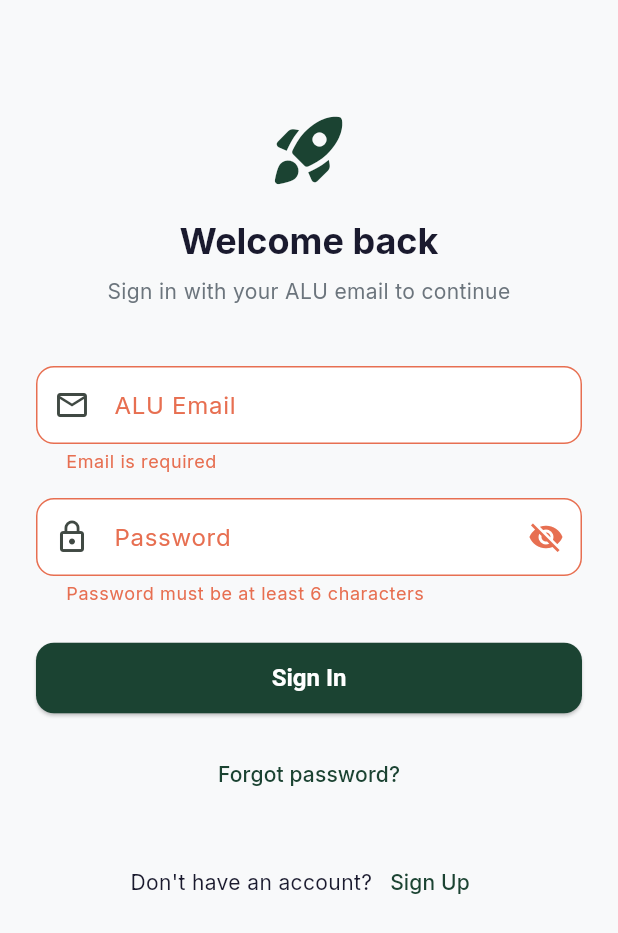
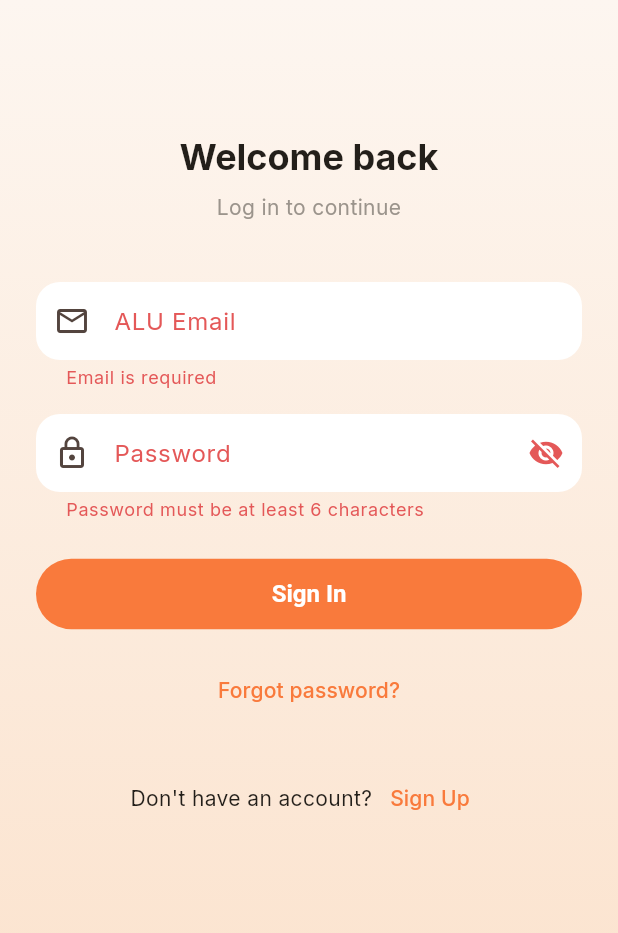
Before and after one commit to acele-happy/AceleHappy_FinalFlutterProject, a Flutter app: the screen it shows after launch, after a tap on "Sign In", on a phone screen of 412 x 824 dp. Shown: the top 933 px of the screen. Run offline on Flutter 3.47's test engine with Material 3 defaults, Android fonts, the phone set to English and light mode, and no system bars; our stand-ins replace cloud_firestore, firebase_auth, firebase_core, flutter_riverpod, go_router, google_fonts and 1 more; accounts and stored records are empty.

Commit message:
fix overflow

```diff
--- a/lib/app.dart
+++ b/lib/app.dart
@@ -4,18 +4,28 @@
 import 'core/router/app_router.dart';
 import 'core/theme/app_theme.dart';
 
-class VentureLinkApp extends ConsumerWidget {
-  const VentureLinkApp({super.key});
+class AluConnectApp extends ConsumerWidget {
+  const AluConnectApp({super.key});
 
   @override
   Widget build(BuildContext context, WidgetRef ref) {
     final router = ref.watch(routerProvider);
 
     return MaterialApp.router(
-      title: 'VentureLink',
+      title: 'ALU Connect',
       debugShowCheckedModeBanner: false,
       theme: AppTheme.light,
       routerConfig: router,
+      // Paints the peach gradient once behind every screen. Individual
+      // Scaffolds stay transparent (see scaffoldBackgroundColor in
+      // AppTheme) so this shows through everywhere without editing
+      // each screen file individually.
+      builder: (context, child) {
+        return Container(
+          decoration: const BoxDecoration(gradient: AppColors.backgroundGradient),
+          child: child,
+        );
+      },
     );
   }
 }
--- a/lib/core/constants/app_constants.dart
+++ b/lib/core/constants/app_constants.dart
@@ -1,5 +1,5 @@
 class AppConstants {
-  static const appName = 'VentureLink';
+  static const appName = 'ALU Connect';
   static const appTagline = 'ALU Internship & Startup Hub';
 
   static const aluEmailDomains = ['alueducation.com', 'alustudent.com'];
--- a/lib/core/theme/app_theme.dart
+++ b/lib/core/theme/app_theme.dart
@@ -2,18 +2,37 @@
 import 'package:google_fonts/google_fonts.dart';
 
 class AppColors {
-  static const primary = Color(0xFF1B4332);
-  static const primaryLight = Color(0xFF2D6A4F);
-  static const accent = Color(0xFFD4A373);
-  static const accentDark = Color(0xFFB07D4F);
-  static const background = Color(0xFFF8F9FA);
+  // ---- Brand (warm orange, matches the ALU Connect design system) ----
+  static const primary = Color(0xFFF97A3C);
+  static const primaryLight = Color(0xFFFBAE7B);
+  static const accent = Color(0xFF1FA97F); // muted green, secondary actions/positive stats
+  static const accentDark = Color(0xFFE0632A); // deep orange, used for "reviewing"-type states
+
+  // ---- Surfaces ----
+  // `background` doubles as the tag/meta-chip tint used throughout the
+  // app (e.g. opportunity card "Remote" / "3 months" chips) — the actual
+  // screen background is the gradient below, applied globally in app.dart.
+  static const background = Color(0xFFFCE9DC);
   static const surface = Colors.white;
-  static const textPrimary = Color(0xFF1A1A2E);
-  static const textSecondary = Color(0xFF6C757D);
-  static const success = Color(0xFF40916C);
-  static const warning = Color(0xFFE9C46A);
-  static const error = Color(0xFFE76F51);
-  static const verified = Color(0xFF2A9D8F);
+
+  // ---- Screen gradient ----
+  static const backgroundGradientStart = Color(0xFFFDF6F0); // cream
+  static const backgroundGradientEnd = Color(0xFFFBDFC7); // soft peach
+  static const backgroundGradient = LinearGradient(
+    begin: Alignment.topCenter,
+    end: Alignment.bottomCenter,
+    colors: [backgroundGradientStart, backgroundGradientEnd],
+  );
+
+  // ---- Text ----
+  static const textPrimary = Color(0xFF231F1A);
+  static const textSecondary = Color(0xFF9B948C);
+
+  // ---- Status ----
+  static const success = Color(0xFF1FA97F);
+  static const warning = Color(0xFFF9A825);
+  static const error = Color(0xFFE45858);
+  static const verified = Color(0xFF1FA97F);
 }
 
 class AppTheme {
@@ -27,7 +46,10 @@
         surface: AppColors.surface,
         error: AppColors.error,
       ),
-      scaffoldBackgroundColor: AppColors.background,
+      // Transparent so the gradient painted once behind the whole app
+      // (see the MaterialApp `builder` in app.dart) shows through every
+      // screen without having to touch each Scaffold individually.
+      scaffoldBackgroundColor: Colors.transparent,
     );
 
     return base.copyWith(
@@ -36,33 +58,35 @@
         displayColor: AppColors.textPrimary,
       ),
       appBarTheme: const AppBarTheme(
-        backgroundColor: AppColors.primary,
-        foregroundColor: Colors.white,
+        backgroundColor: Colors.transparent,
+        foregroundColor: AppColors.textPrimary,
         elevation: 0,
         centerTitle: false,
+        surfaceTintColor: Colors.transparent,
       ),
       cardTheme: CardThemeData(
         elevation: 0,
         shape: RoundedRectangleBorder(
-          borderRadius: BorderRadius.circular(16),
-          side: BorderSide(color: Colors.grey.shade200),
+          borderRadius: BorderRadius.circular(20),
         ),
         color: AppColors.surface,
+        shadowColor: AppColors.primary.withValues(alpha: 0.18),
+        margin: EdgeInsets.zero,
       ),
       inputDecorationTheme: InputDecorationTheme(
         filled: true,
         fillColor: Colors.white,
         border: OutlineInputBorder(
-          borderRadius: BorderRadius.circular(12),
-          borderSide: BorderSide(color: Colors.grey.shade300),
+          borderRadius: BorderRadius.circular(16),
+          borderSide: BorderSide.none,
         ),
         enabledBorder: OutlineInputBorder(
-          borderRadius: BorderRadius.circular(12),
-          borderSide: BorderSide(color: Colors.grey.shade300),
+          borderRadius: BorderRadius.circular(16),
+          borderSide: const BorderSide(color: Color(0xFFEFE3D6)),
         ),
         focusedBorder: OutlineInputBorder(
-          borderRadius: BorderRadius.circular(12),
-          borderSide: const BorderSide(color: AppColors.primary, width: 2),
+          borderRadius: BorderRadius.circular(16),
+          borderSide: const BorderSide(color: AppColors.primary, width: 1.5),
         ),
         contentPadding: const EdgeInsets.symmetric(horizontal: 16, vertical: 14),
       ),
@@ -72,8 +96,9 @@
           foregroundColor: Colors.white,
           padding: const EdgeInsets.symmetric(horizontal: 24, vertical: 14),
           shape: RoundedRectangleBorder(
-            borderRadius: BorderRadius.circular(12),
+            borderRadius: BorderRadius.circular(26), // pill shape
           ),
+          elevation: 0,
           textStyle: const TextStyle(
             fontWeight: FontWeight.w600,
             fontSize: 16,
@@ -83,16 +108,16 @@
       outlinedButtonTheme: OutlinedButtonThemeData(
         style: OutlinedButton.styleFrom(
           foregroundColor: AppColors.primary,
-          side: const BorderSide(color: AppColors.primary),
+          side: const BorderSide(color: AppColors.primary, width: 1.4),
           padding: const EdgeInsets.symmetric(horizontal: 24, vertical: 14),
           shape: RoundedRectangleBorder(
-            borderRadius: BorderRadius.circular(12),
+            borderRadius: BorderRadius.circular(26),
           ),
         ),
       ),
       chipTheme: ChipThemeData(
-        backgroundColor: AppColors.primary.withValues(alpha: 0.08),
-        labelStyle: const TextStyle(color: AppColors.primary),
+        backgroundColor: AppColors.background,
+        labelStyle: const TextStyle(color: AppColors.textPrimary),
         side: BorderSide.none,
         shape: RoundedRectangleBorder(
           borderRadius: BorderRadius.circular(20),
@@ -104,9 +129,10 @@
         unselectedItemColor: AppColors.textSecondary,
         type: BottomNavigationBarType.fixed,
         elevation: 8,
+        showUnselectedLabels: true,
       ),
       floatingActionButtonTheme: const FloatingActionButtonThemeData(
-        backgroundColor: AppColors.accent,
+        backgroundColor: AppColors.primary,
         foregroundColor: Colors.white,
       ),
     );
--- a/lib/features/auth/login_screen.dart
+++ b/lib/features/auth/login_screen.dart
@@ -65,8 +65,6 @@
               crossAxisAlignment: CrossAxisAlignment.stretch,
               children: [
                 const SizedBox(height: 48),
-                const Icon(Icons.rocket_launch_rounded,
-                    size: 56, color: AppColors.primary),
                 const SizedBox(height: 16),
                 Text(
                   'Welcome back',
@@ -77,7 +75,7 @@
                 ),
                 const SizedBox(height: 8),
                 Text(
-                  'Sign in with your ALU email to continue',
+                  'Log in to continue',
                   style: const TextStyle(color: AppColors.textSecondary),
                   textAlign: TextAlign.center,
                 ),
--- a/lib/features/auth/register_screen.dart
+++ b/lib/features/auth/register_screen.dart
@@ -72,21 +72,13 @@
               crossAxisAlignment: CrossAxisAlignment.stretch,
               children: [
                 Text(
-                  'Join VentureLink',
+                  'Create Account',
                   style: Theme.of(context).textTheme.headlineSmall?.copyWith(
                         fontWeight: FontWeight.bold,
                       ),
                 ),
                 const SizedBox(height: 8),
-                const Text(
-                  'Connect with ALU startups or find talented students',
-                  style: TextStyle(color: AppColors.textSecondary),
-                ),
                 const SizedBox(height: 24),
-                Text(
-                  'I am a...',
-                  style: Theme.of(context).textTheme.titleSmall,
-                ),
                 const SizedBox(height: 12),
                 Row(
                   children: [
--- a/lib/features/auth/splash_screen.dart
+++ b/lib/features/auth/splash_screen.dart
@@ -54,11 +54,6 @@
                 color: Colors.white.withValues(alpha: 0.15),
                 shape: BoxShape.circle,
               ),
-              child: const Icon(
-                Icons.rocket_launch_rounded,
-                size: 64,
-                color: Colors.white,
-              ),
             ),
             const SizedBox(height: 24),
             Text(
--- a/lib/features/home/discover_tab.dart
+++ b/lib/features/home/discover_tab.dart
@@ -43,9 +43,9 @@
             ),
           ],
           bottom: TabBar(
-            indicatorColor: AppColors.accent,
-            labelColor: Colors.white,
-            unselectedLabelColor: Colors.white70,
+            indicatorColor: AppColors.primary,
+            labelColor: AppColors.primary,
+            unselectedLabelColor: AppColors.textSecondary,
             tabs: [
               const Tab(text: 'Opportunities'),
               Tab(text: isFounder ? 'My Posts' : 'Startups'),
--- a/lib/features/notifications/notifications_screen.dart
+++ b/lib/features/notifications/notifications_screen.dart
@@ -27,7 +27,7 @@
           TextButton(
             onPressed: () =>
                 ref.read(notificationServiceProvider).markAllAsRead(user.id),
-            child: const Text('Mark all read', style: TextStyle(color: Colors.white)),
+            child: const Text('Mark all read', style: TextStyle(color: AppColors.primary)),
           ),
         ],
       ),
--- a/lib/features/onboarding/onboarding_screen.dart
+++ b/lib/features/onboarding/onboarding_screen.dart
@@ -214,7 +214,7 @@
 
   @override
   Widget build(BuildContext context) {
-    return Padding(
+    return SingleChildScrollView(
       padding: const EdgeInsets.all(24),
       child: Column(
         crossAxisAlignment: CrossAxisAlignment.start,
@@ -228,7 +228,7 @@
           const SizedBox(height: 16),
           Text(
             user.isStudent
-                ? 'VentureLink helps you discover meaningful internship experiences with ALU student-led startups. Let\'s set up your profile so founders can find you.'
+                ? 'ALU Connect helps you discover meaningful internship experiences with ALU student-led startups. Let\'s set up your profile so founders can find you.'
                 : 'Post opportunities, review applications, and grow your team with talented ALU students. Let\'s set up your startup profile.',
             style: const TextStyle(
               color: AppColors.textSecondary,
--- a/lib/main.dart
+++ b/lib/main.dart
@@ -12,7 +12,7 @@
   );
   runApp(
     const ProviderScope(
-      child: VentureLinkApp(),
+      child: AluConnectApp(),
     ),
   );
 }
--- a/pubspec.yaml
+++ b/pubspec.yaml
@@ -1,5 +1,5 @@
 name: alu_venture_link
-description: ALU VentureLink — connecting students with campus startups for meaningful internship experiences.
+description: ALU Connect — connecting students with campus startups for meaningful internship experiences.
 publish_to: 'none'
 version: 1.0.0+1
 
```
Also changed, not shown: pubspec.lock, 5 other files.
